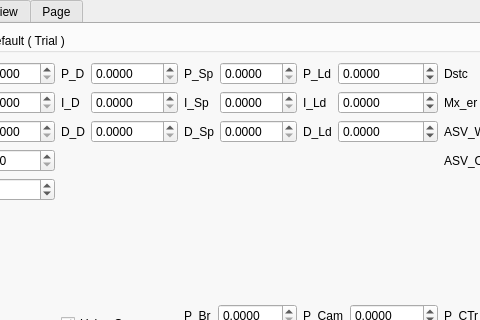
azidanit/yolo_asv_ros_autonomous_control, file src/asv_auto_control/ui/mainwindow.ui: the form before one commit; both pictures show x 95 to 575 and y 156 to 476 of the 1219 by 780 pixel window.
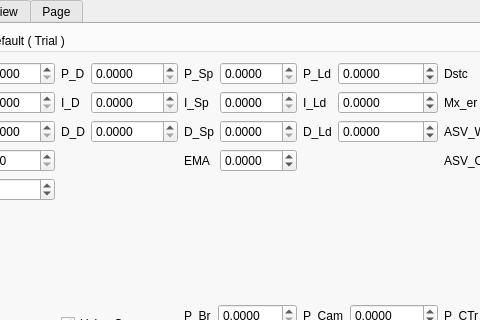
The form after the commit. Custom widgets are drawn as their Qt base class.

```diff
--- a/src/asv_auto_control/ui/mainwindow.ui
+++ b/src/asv_auto_control/ui/mainwindow.ui
@@ -290,6 +290,29 @@
                </property>
               </widget>
              </item>
+             <item row="3" column="0">
+              <widget class="QLabel" name="label_8">
+               <property name="text">
+                <string>EMA</string>
+               </property>
+              </widget>
+             </item>
+             <item row="3" column="1">
+              <widget class="QDoubleSpinBox" name="doubleSpinBox_alpha_ema">
+               <property name="decimals">
+                <number>4</number>
+               </property>
+               <property name="minimum">
+                <double>-1.000000000000000</double>
+               </property>
+               <property name="maximum">
+                <double>1.000000000000000</double>
+               </property>
+               <property name="singleStep">
+                <double>0.010000000000000</double>
+               </property>
+              </widget>
+             </item>
             </layout>
            </item>
            <item row="3" column="2">
```
